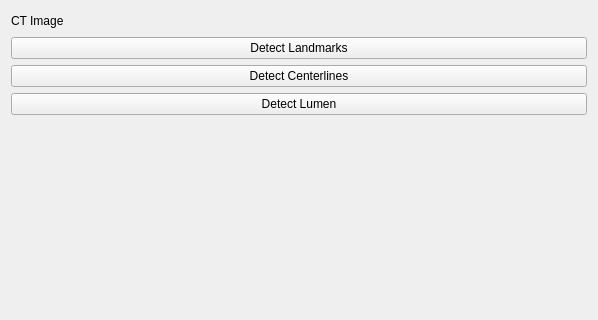
Old version of the form CoronaryMain/Resources/UI/qSlicerCoronaryMainModuleWidget.ui in the repository haoyinzhou/Coronary; both pictures show x 0 to 598 and y 0 to 320 of the 598 by 685 pixel window.
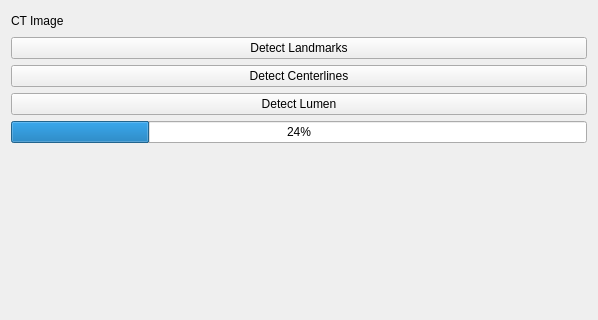
New version of the form. Custom widgets are drawn as their Qt base class.

```diff
--- a/CoronaryMain/Resources/UI/qSlicerCoronaryMainModuleWidget.ui
+++ b/CoronaryMain/Resources/UI/qSlicerCoronaryMainModuleWidget.ui
@@ -90,6 +90,13 @@
      </item>
     </layout>
    </item>
+   <item>
+    <widget class="QProgressBar" name="progressBar">
+     <property name="value">
+      <number>24</number>
+     </property>
+    </widget>
+   </item>
    <item>
     <spacer name="verticalSpacer">
      <property name="orientation">
```
Left out of the diff: 1 changed line with no effect on the pictures.
